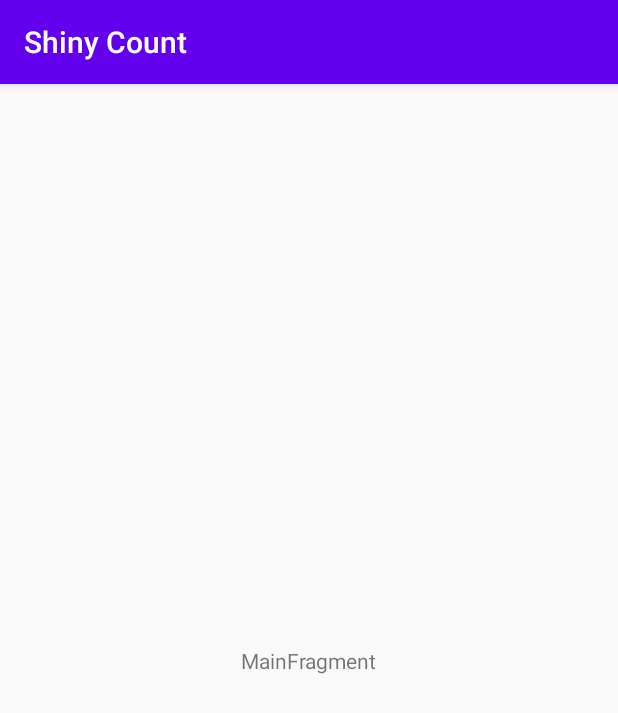
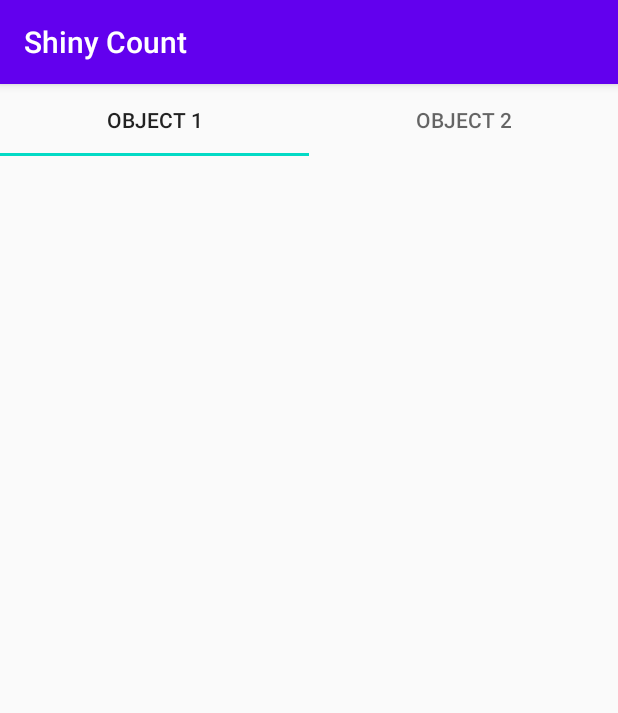
Before and after one commit to jiang-kevin/shiny-count, an Android app: the screen it shows after launch (MainActivity), on a phone screen of 412 x 824 dp. Shown: the top 713 px of the screen. Run offline under Robolectric (Android 15) with nearby library versions, the phone set to English and light mode, and no system bars; 1 statement that could not run was skipped.

Commit message:
Added view pager and tabs for main screen

```diff
--- /dev/null
+++ b/app/src/main/java/com/monachrom/shinycount/CounterDetailFragment.kt
@@ -0,0 +1,34 @@
+package com.monachrom.shinycount
+
+import androidx.lifecycle.ViewModelProviders
+import android.os.Bundle
+import androidx.fragment.app.Fragment
+import android.view.LayoutInflater
+import android.view.View
+import android.view.ViewGroup
+import androidx.lifecycle.ViewModelProvider
+import com.monachrom.shinycount.ui.main.MainViewModel
+
+
+class CounterDetailFragment : Fragment() {
+
+    companion object {
+        fun newInstance() = CounterDetailFragment()
+    }
+
+    private lateinit var viewModel: CounterDetailViewModel
+
+    override fun onCreateView(
+        inflater: LayoutInflater, container: ViewGroup?,
+        savedInstanceState: Bundle?
+    ): View? {
+        return inflater.inflate(R.layout.counter_detail_fragment, container, false)
+    }
+
+    override fun onActivityCreated(savedInstanceState: Bundle?) {
+        super.onActivityCreated(savedInstanceState)
+        viewModel = ViewModelProvider(this).get(CounterDetailViewModel::class.java)
+        // TODO: Use the ViewModel
+    }
+
+}
--- /dev/null
+++ b/app/src/main/java/com/monachrom/shinycount/CounterDetailViewModel.kt
@@ -0,0 +1,7 @@
+package com.monachrom.shinycount
+
+import androidx.lifecycle.ViewModel
+
+class CounterDetailViewModel : ViewModel() {
+    // TODO: Implement the ViewModel
+}
--- /dev/null
+++ b/app/src/main/java/com/monachrom/shinycount/ui/main/CounterViewPagerAdapter.kt
@@ -0,0 +1,28 @@
+package com.monachrom.shinycount.ui.main
+
+import android.os.Bundle
+import androidx.fragment.app.Fragment
+import androidx.viewpager2.adapter.FragmentStateAdapter
+import com.monachrom.shinycount.CounterDetailFragment
+import com.monachrom.shinycount.CounterFragment
+
+private const val ARG_OBJECT = "object"
+
+class CounterViewPagerAdapter(fragment: Fragment) : FragmentStateAdapter(fragment) {
+    override fun getItemCount(): Int = 2
+
+    override fun createFragment(position: Int): Fragment {
+        // Return a NEW fragment instance in createFragment(int)
+        val fragment: Fragment = if (position == 0) {
+            CounterDetailFragment()
+        } else {
+            CounterFragment()
+        }
+
+        fragment.arguments = Bundle().apply {
+            // Our object is just an integer :-P
+            putInt(ARG_OBJECT, position + 1)
+        }
+        return fragment
+    }
+}
--- a/app/src/main/java/com/monachrom/shinycount/ui/main/MainFragment.kt
+++ b/app/src/main/java/com/monachrom/shinycount/ui/main/MainFragment.kt
@@ -7,7 +7,10 @@ import android.view.LayoutInflater
 import android.view.View
 import android.view.ViewGroup
 import androidx.lifecycle.ViewModelProvider
+import androidx.viewpager2.widget.ViewPager2
+import com.google.android.material.tabs.TabLayoutMediator
 import com.monachrom.shinycount.R
+import com.monachrom.shinycount.databinding.MainFragmentBinding
 
 class MainFragment : Fragment() {
 
@@ -15,11 +18,26 @@ class MainFragment : Fragment() {
         fun newInstance() = MainFragment()
     }
 
+    private lateinit var binding: MainFragmentBinding
+    private lateinit var viewPagerAdapter: CounterViewPagerAdapter
+    private lateinit var viewPager: ViewPager2
     private lateinit var viewModel: MainViewModel
 
     override fun onCreateView(inflater: LayoutInflater, container: ViewGroup?,
                               savedInstanceState: Bundle?): View {
-        return inflater.inflate(R.layout.main_fragment, container, false)
+        binding = MainFragmentBinding.inflate(inflater, container, false)
+        val view = binding.root
+        return view
+    }
+
+    override fun onViewCreated(view: View, savedInstanceState: Bundle?) {
+        viewPagerAdapter = CounterViewPagerAdapter(this)
+        viewPager = binding.pager
+        viewPager.adapter = viewPagerAdapter
+        val tabLayout = binding.counterTabLayout
+        TabLayoutMediator(tabLayout, viewPager) { tab, position ->
+            tab.text = "OBJECT ${(position + 1)}"
+        }.attach()
     }
 
     override fun onActivityCreated(savedInstanceState: Bundle?) {
--- a/app/src/main/res/layout/main_fragment.xml
+++ b/app/src/main/res/layout/main_fragment.xml
@@ -1,20 +1,20 @@
 <?xml version="1.0" encoding="utf-8"?>
-<androidx.constraintlayout.widget.ConstraintLayout xmlns:android="http://schemas.android.com/apk/res/android"
+<LinearLayout xmlns:android="http://schemas.android.com/apk/res/android"
     xmlns:app="http://schemas.android.com/apk/res-auto"
     xmlns:tools="http://schemas.android.com/tools"
     android:id="@+id/main"
     android:layout_width="match_parent"
     android:layout_height="match_parent"
+    android:orientation="vertical"
     tools:context=".ui.main.MainFragment">
 
-    <TextView
-        android:id="@+id/message"
-        android:layout_width="wrap_content"
-        android:layout_height="wrap_content"
-        android:text="MainFragment"
-        app:layout_constraintBottom_toBottomOf="parent"
-        app:layout_constraintEnd_toEndOf="parent"
-        app:layout_constraintStart_toStartOf="parent"
-        app:layout_constraintTop_toTopOf="parent" />
+    <com.google.android.material.tabs.TabLayout
+        android:id="@+id/counter_tab_layout"
+        android:layout_width="match_parent"
+        android:layout_height="wrap_content"/>
 
-</androidx.constraintlayout.widget.ConstraintLayout>
+    <androidx.viewpager2.widget.ViewPager2
+        android:id="@+id/pager"
+        android:layout_width="match_parent"
+        android:layout_height="match_parent" />
+</LinearLayout>
--- /dev/null
+++ b/app/src/main/res/values/dimens.xml
@@ -0,0 +1,4 @@
+<?xml version="1.0" encoding="utf-8"?>
+<resources>
+    <dimen name="text_margin">16dp</dimen>
+</resources>
```
Also changed, not shown: app/build.gradle (+8 -0 lines), app/src/main/java/com/monachrom/shinycount/CounterFragment.kt (added, +99 -0 lines), app/src/main/java/com/monachrom/shinycount/CounterRecyclerViewAdapter.kt (added, +63 -0 lines), app/src/main/java/com/monachrom/shinycount/dummy/DummyContent.kt (added, +57 -0 lines), app/src/main/res/layout/fragment_counter.xml (added, +20 -0 lines).
